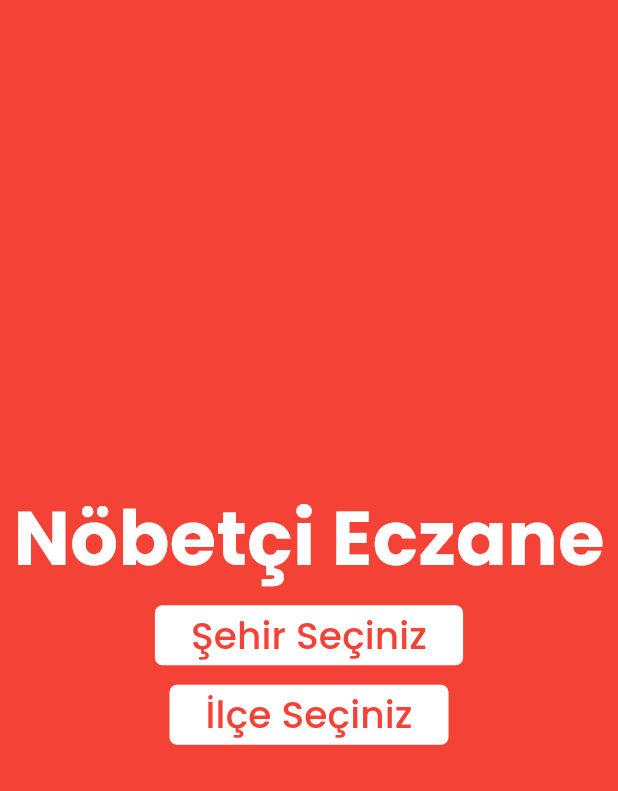
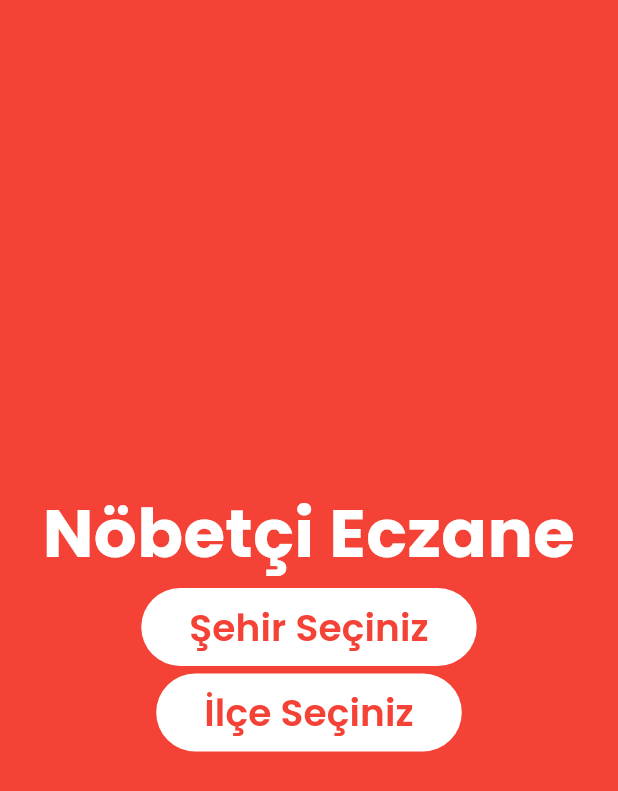
Before and after one commit to meminglr/Nobetci-Eczane, a Flutter app: the screen it shows after launch, on a phone screen of 412 x 824 dp. Shown: the top 791 px of the screen. Run offline on Flutter 3.47's test engine with Material 3 defaults, Android fonts, the phone set to English and light mode, and no system bars; our stand-ins replace hive, hive_flutter; missing offline and left inert: drop_down_list; accounts and stored records are empty; statements that could not run were skipped.

Commit message:
some fixes

```diff
--- a/lib/home_page.dart
+++ b/lib/home_page.dart
@@ -1,3 +1,4 @@
+import 'package:flutter/cupertino.dart';
 import 'package:flutter/material.dart';
 import 'package:hive_flutter/hive_flutter.dart';
 import 'package:myapp/home_controller.dart';
@@ -5,7 +6,6 @@ import 'package:myapp/model/eczane_model.dart';
 import 'package:myapp/screens/first_screen.dart';
 import 'package:myapp/screens/main_screen.dart';
 import 'package:myapp/services/eczane_service.dart';
-import 'package:myapp/widgets/example_list.dart';
 import 'package:myapp/widgets/companents.dart';
 
 class HomePage extends StatefulWidget {
@@ -36,8 +36,25 @@ class _HomePageState extends State<HomePage> {
       builder: (context, Box box, _) {
         bool isFirst = box.get('isFirst', defaultValue: true);
 
+        // Eğer ilk sayfa ise:
         if (isFirst) {
-          return FirstScreen(companents: companents, controller: controller);
+          return FirstScreen(
+            companents: companents,
+            controller: controller,
+            onNext: () {
+              // sayfa geçişi
+              Navigator.of(context).pushReplacement(
+                CupertinoPageRoute(
+                  builder:
+                      (context) => MainScrenn(
+                        controller: controller,
+                        eczaneService: eczaneService,
+                        companents: companents,
+                      ),
+                ),
+              );
+            },
+          );
         }
 
         return MainScrenn(
--- a/lib/main.dart
+++ b/lib/main.dart
@@ -24,9 +24,6 @@ class MyApp extends StatelessWidget {
         filledButtonTheme: FilledButtonThemeData(
           style: ButtonStyle(
             backgroundColor: WidgetStateProperty.all(Colors.red),
-            shape: WidgetStateProperty.all(
-              RoundedRectangleBorder(borderRadius: BorderRadius.circular(5)),
-            ),
           ),
         ),
       ),
--- a/lib/screens/first_screen.dart
+++ b/lib/screens/first_screen.dart
@@ -5,10 +5,12 @@ import 'package:myapp/widgets/companents.dart';
 class FirstScreen extends StatefulWidget {
   final Companents companents;
   final HomeController controller;
+  final VoidCallback onNext;
   const FirstScreen({
     super.key,
     required this.companents,
     required this.controller,
+    required this.onNext,
   });
 
   @override
@@ -24,21 +26,25 @@ class _FirstScreenState extends State<FirstScreen> {
         child: Column(
           spacing: 5,
           mainAxisAlignment: MainAxisAlignment.center,
+          crossAxisAlignment: CrossAxisAlignment.center,
           children: [
             Text(
               "Nöbetçi Eczane",
               style: TextStyle(
                 color: Colors.white,
+
                 fontWeight: FontWeight.w700,
-                fontSize: 50,
+                fontSize: 45,
               ),
+              textAlign: TextAlign.center,
             ),
-            widget.companents.firstScreenIl(context, widget.controller , (){setState(() {
-
-            });} ),
-            widget.companents.firstScreenIlce(context, widget.controller, (){setState(() {
-
-            });}),
+            widget.companents.firstScreenIl(context, widget.controller, () {
+              setState(() {});
+            }),
+            widget.companents.firstScreenIlce(context, widget.controller, () {
+              widget.onNext();
+              setState(() {});
+            }),
           ],
         ),
       ),
--- a/lib/widgets/companents.dart
+++ b/lib/widgets/companents.dart
@@ -1,11 +1,8 @@
-import 'dart:ffi';
-
 import 'package:drop_down_list/drop_down_list.dart';
 import 'package:flutter/material.dart';
 import 'package:myapp/home_controller.dart';
 import 'package:myapp/model/eczane_model.dart';
 import 'package:myapp/services/eczane_service.dart';
-import 'package:url_launcher/url_launcher.dart';
 
 class Companents {
   FutureBuilder<List<Data>> Future(
@@ -143,7 +140,7 @@ class Companents {
   FilledButton ilceSelectButton(
     BuildContext context,
     HomeController controller,
-    VoidCallback onChanged
+    VoidCallback onChanged,
   ) {
     return FilledButton(
       onPressed: () {
@@ -219,11 +216,18 @@ class Companents {
           ),
         ).showModal(context);
       },
+      child: Padding(
+        padding: const EdgeInsets.all(8.0),
         child: Text(
           controller.secilenIlce == null
               ? "İlçe Seçiniz"
               : controller.secilenIlce!,
-        style: TextStyle(color: Colors.red, fontSize: 25),
+          style: TextStyle(
+            fontWeight: FontWeight.w600,
+            color: Colors.red,
+            fontSize: 25,
+          ),
+        ),
       ),
     );
   }
@@ -252,11 +256,18 @@ class Companents {
           ),
         ).showModal(context);
       },
+      child: Padding(
+        padding: const EdgeInsets.all(8.0),
         child: Text(
           controller.secilenSehir == null
               ? "Şehir Seçiniz"
               : controller.secilenSehir!,
-        style: TextStyle(color: Colors.red, fontSize: 25),
+          style: TextStyle(
+            fontWeight: FontWeight.w600,
+            color: Colors.red,
+            fontSize: 25,
+          ),
+        ),
       ),
     );
   }
```
Lines whose indentation alone changed are shown as unchanged.
